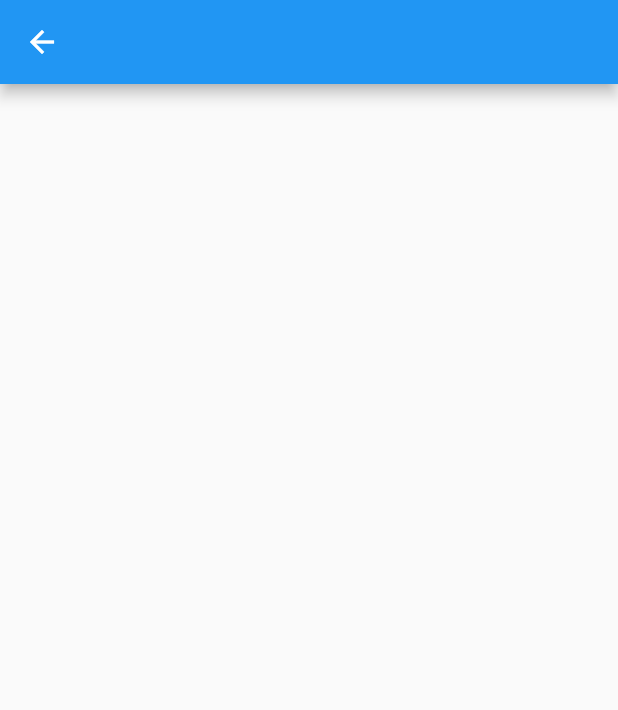
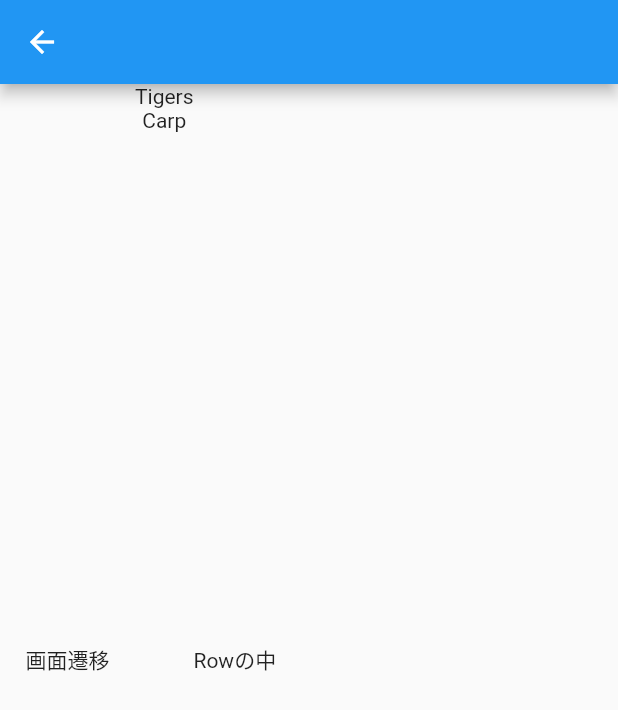
Before and after one commit to clucluland/tt_youtube_app, a Flutter app: the screen it shows after launch, after a tap on "1項目目", on a phone screen of 412 x 824 dp. Shown: the top 710 px of the screen. Run offline on Flutter 3.47's test engine with Material 2 defaults, Android fonts, the phone set to English and light mode, and no system bars; network calls fail.

Commit message:
2画面目をいじる

```diff
--- a/lib/main.dart
+++ b/lib/main.dart
@@ -122,7 +122,7 @@ class MyApp extends StatelessWidget {
                                 style: TextStyle(
                                   fontSize: 18,
                                   fontStyle: FontStyle.italic,
-                                  color: Colors.deepOrange,
+                                  color: Colors.deepPurple,
                                 ),
                               ),
                               Text('Data ' + items[index]),
--- a/lib/video_detail_page.dart
+++ b/lib/video_detail_page.dart
@@ -5,7 +5,30 @@ class VideoDetailPage extends StatelessWidget {
   Widget build(BuildContext context) {
     return Scaffold(
       appBar: AppBar(),
-      body: Container(),
+      body: Container(
+        child: Row(
+          children: [
+            const SizedBox(
+              width: 90,
+              height: 90,
+              child: Center(
+                child: Text('画面遷移'),
+              ),
+            ),
+            Column(
+              children: [
+                Text('Tigers'),
+                Text('Carp'),
+              ],
+            ),
+            Row(
+              children: [
+                Text('Rowの中'),
+              ],
+            ),
+          ],
+        ),
+      ),
     );
   }
 }
```
